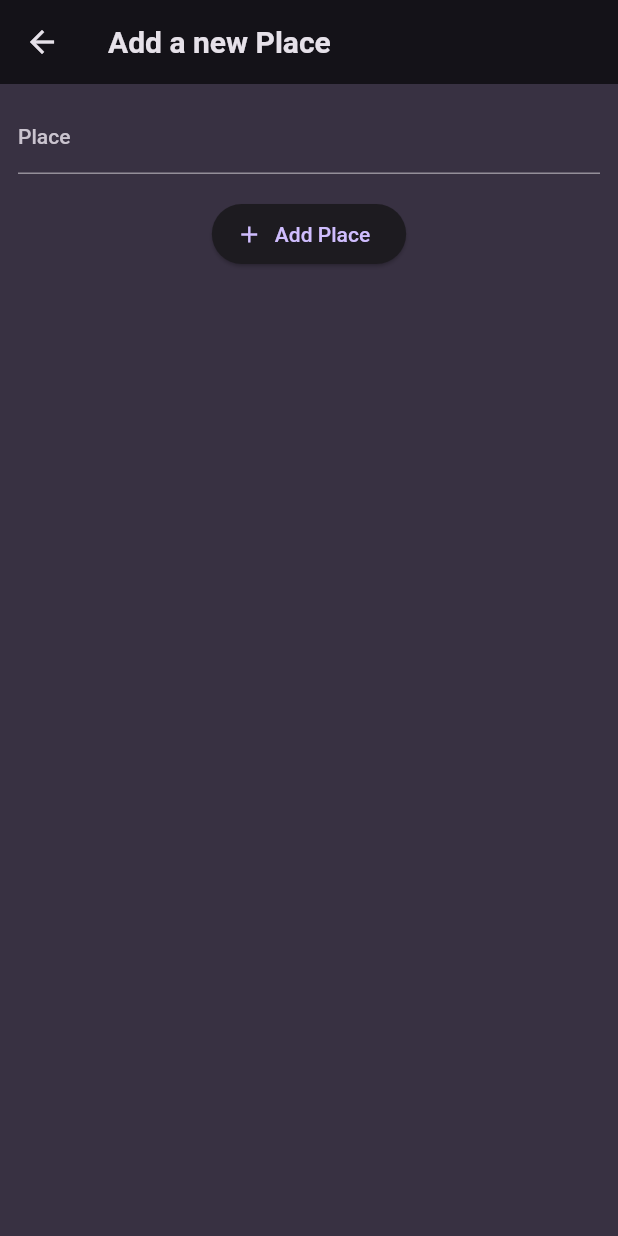
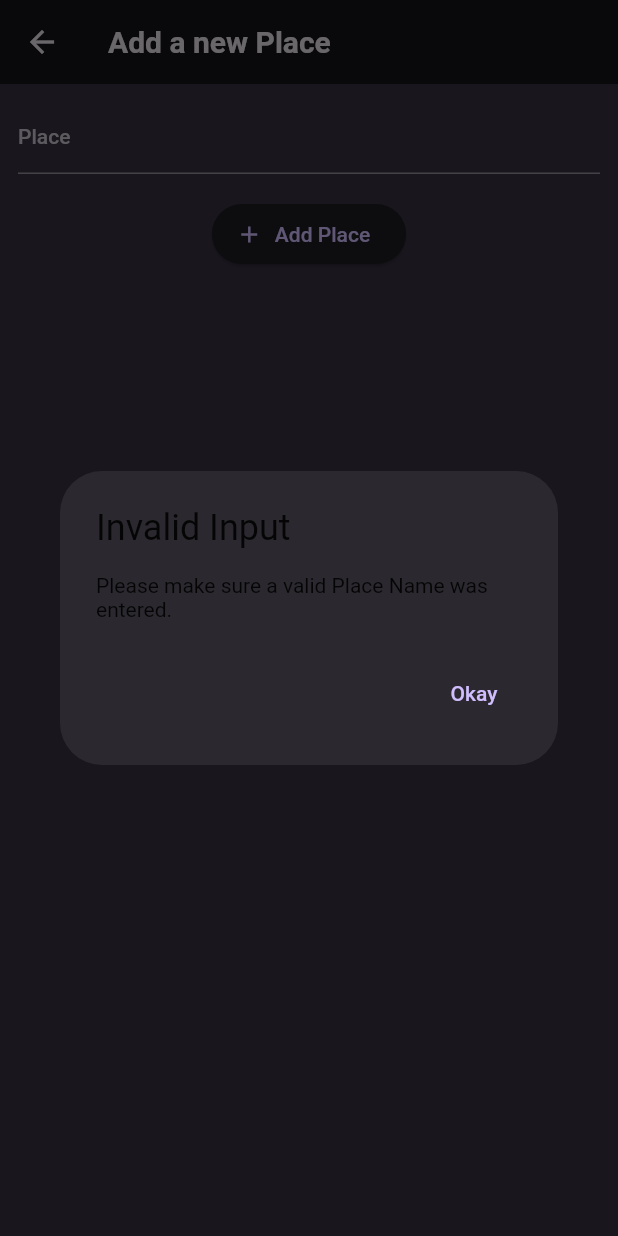
Before and after one commit to vedantagrawal524/Advanced-Gallery-Application-Adore-Places, a Flutter app: the AddPlaceScreen screen opened directly, after a tap on "Add Place", on a phone screen of 412 x 824 dp. Run offline on Flutter 3.47's test engine with Material 2 defaults, Android fonts, the phone set to English and light mode, and no system bars; our stand-ins replace flutter_riverpod, google_fonts.

Commit message:
Provider and Data saving applied

```diff
--- a/lib/main.dart
+++ b/lib/main.dart
@@ -1,5 +1,6 @@
 import 'package:favorite_places/screens/places_screen.dart';
 import 'package:flutter/material.dart';
+import 'package:flutter_riverpod/flutter_riverpod.dart';
 
 import 'package:google_fonts/google_fonts.dart';
 
@@ -28,7 +29,9 @@ final theme = ThemeData().copyWith(
 
 void main() {
   runApp(
-    const MyApp(),
+    const ProviderScope(
+      child: MyApp(),
+    ),
   );
 }
 
--- /dev/null
+++ b/lib/providers/user_places.dart
@@ -0,0 +1,15 @@
+import 'package:favorite_places/models/place.dart';
+import 'package:flutter_riverpod/flutter_riverpod.dart';
+
+class UserPlacesNotifier extends StateNotifier<List<Place>> {
+  UserPlacesNotifier() : super(const []);
+  void addPlace(String title) {
+    final newPlace = Place(title: title);
+    state = [newPlace, ...state];
+  }
+}
+
+final userPlacesProvider =
+    StateNotifierProvider<UserPlacesNotifier, List<Place>>(
+  (ref) => UserPlacesNotifier(),
+);
--- a/lib/screens/add_place_screen.dart
+++ b/lib/screens/add_place_screen.dart
@@ -1,22 +1,51 @@
+import 'package:favorite_places/providers/user_places.dart';
 import 'package:flutter/material.dart';
-import 'package:flutter/widgets.dart';
+import 'package:flutter_riverpod/flutter_riverpod.dart';
 
-class AddPlaceScreen extends StatefulWidget {
+class AddPlaceScreen extends ConsumerStatefulWidget {
   const AddPlaceScreen({super.key});
 
   @override
-  State<AddPlaceScreen> createState() {
+  ConsumerState<AddPlaceScreen> createState() {
     return _AddPlaceScreenState();
   }
 }
 
-class _AddPlaceScreenState extends State<AddPlaceScreen> {
+class _AddPlaceScreenState extends ConsumerState<AddPlaceScreen> {
   final _titleController = TextEditingController();
 
   @override
   void dispose() {
     _titleController.dispose();
     super.dispose();
+  }
+
+  void _showDialog() {
+    showAdaptiveDialog(
+      context: context,
+      builder: (ctx) => AlertDialog.adaptive(
+        title: const Text('Invalid Input'),
+        content: const Text('Please make sure a valid Place Name was entered.'),
+        actions: [
+          TextButton(
+            onPressed: () {
+              Navigator.pop(ctx);
+            },
+            child: const Text('Okay'),
+          )
+        ],
+      ),
+    );
+  }
+
+  void _savePlace() {
+    final enteredTitle = _titleController.text;
+    if (enteredTitle.isEmpty) {
+      _showDialog();
+      return;
+    }
+    ref.read(userPlacesProvider.notifier).addPlace(enteredTitle);
+    Navigator.of(context).pop();
   }
 
   @override
@@ -38,7 +67,7 @@ class _AddPlaceScreenState extends State<AddPlaceScreen> {
             ),
             const SizedBox(height: 16),
             ElevatedButton.icon(
-              onPressed: () {},
+              onPressed: _savePlace,
               icon: const Icon(Icons.add),
               label: const Text('Add Place'),
             ),
--- a/pubspec.yaml
+++ b/pubspec.yaml
@@ -37,6 +37,7 @@ dependencies:
   cupertino_icons: ^1.0.2
   google_fonts: ^5.1.0
   uuid: ^4.0.0
+  flutter_riverpod: ^2.4.0
 
 dev_dependencies:
   flutter_test:
```
Also changed, not shown: lib/screens/places_screen.dart (+6 -3 lines), pubspec.lock.
